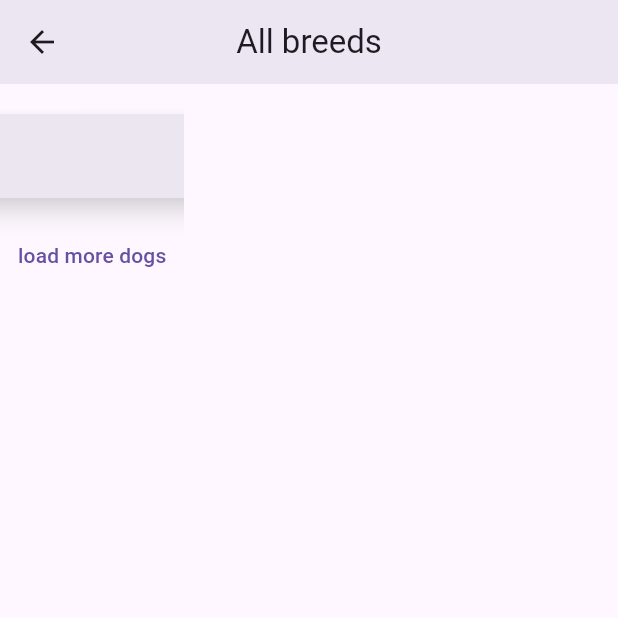
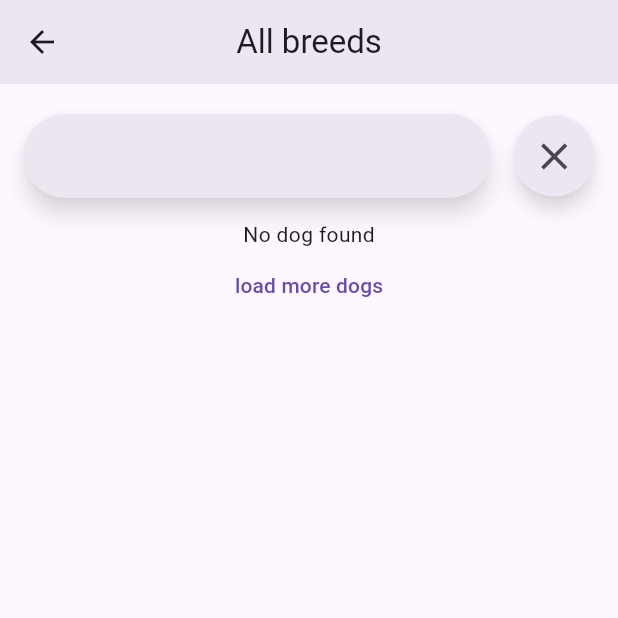
Before and after one commit to Khanhs3043/GeeOhDee, a Flutter app: the HomeScreen screen opened directly, after a tap on "Breeds", on a phone screen of 412 x 824 dp, the top half of it. Run offline on Flutter 3.47's test engine with Material 3 defaults, Android fonts, the phone set to English and light mode, and no system bars; our stand-ins replace carousel_slider, firebase_auth, firebase_core, sqflite; accounts and stored records are empty; network calls fail; statements that could not run were skipped.

Commit message:
add search on breedsScreen

```diff
--- a/chos/lib/screens/breedsScreen.dart
+++ b/chos/lib/screens/breedsScreen.dart
@@ -12,10 +12,24 @@ class BreedsScreen extends StatefulWidget {
 }
 class _BreedsScreenState extends State<BreedsScreen> {
   List<Dog>? dogs= [];
+  List<Dog> searchList = [];
+  var searchController = TextEditingController();
   @override
   void initState() {
     dogs = Provider.of<UserProvider>(context,listen: false).listDog;
+    search('');
     super.initState();
+  }
+  void search(String query){
+    if(query.isEmpty) {
+      setState(() {
+        searchList= dogs!;
+      });
+    } else {
+      setState(() {
+        searchList = dogs!.where((e) => e.name!.toLowerCase().contains(query.toLowerCase())).toList();
+      });
+    }
   }
   @override
   Widget build(BuildContext context) {
@@ -34,8 +48,10 @@ class _BreedsScreenState extends State<BreedsScreen> {
               padding: const EdgeInsets.only(top:90,bottom: 30),
               child: Column(
                 children: [
-                  Column(
-                    children: dogs!.map((dog) => BreedItem(dog: dog,)).toList(),
+                  searchList.isEmpty?
+                  Center(child:Text('No dog found'))
+                      :Column(
+                    children: searchList!.map((dog) => BreedItem(dog: dog,)).toList(),
                   ),
                   TextButton(onPressed: ()async{
                     await provider.getMoreDogs();
@@ -53,18 +69,27 @@ class _BreedsScreenState extends State<BreedsScreen> {
                   SizedBox(
                     width: MediaQuery.sizeOf(context).width-100,
                       child: SearchBar(
+                        controller: searchController,
                         shadowColor: MaterialStatePropertyAll(Colors.black.withOpacity(0.6)),
+                        onChanged: (query){
+                          search(query);
+                        },
                       )),
                   const SizedBox(width: 15,),
                   IconButton(
-                      onPressed: (){},
+                      onPressed: (){
+                        searchController.text = '';
+                        setState(() {
+                          search('');
+                        });
+                      },
                       style: ButtonStyle(
                         backgroundColor: MaterialStatePropertyAll(Color(0xffece6f3)),
                         shadowColor: MaterialStatePropertyAll(Colors.black.withOpacity(0.6)),
                         elevation: MaterialStatePropertyAll(5)
                       ),
                       padding: EdgeInsets.all(12),
-                      icon: Icon(Icons.search,size: 30,))
+                      icon: Icon(Icons.clear,size: 30,))
                 ],
               ),
             )
--- a/chos/lib/services/dogService.dart
+++ b/chos/lib/services/dogService.dart
@@ -32,6 +32,18 @@ class DogService {
       return imageUrl;
     }
   }
+  static Future<List<Dog>?> searchDogByName(String query)async{
+    var url = Uri.parse('https://api.thedogapi.com/v1/breeds/search?q=$query');
+    var response = await http.get(url);
+    if (response.statusCode == 200) {
+      var data = jsonDecode(response.body);
+      List<Dog>? dogs = data.map((json) => Dog.fromJson(json)).toList();
+      return dogs;
+    } else {
+      throw Exception('Failed to load dog breeds');
+    }
+  }
+
   static Future<List<String>> getPicAboutBreed(int breedId) async {
     var url = Uri.parse('https://api.thedogapi.com/v1/images/search?breed_id=$breedId&limit=5');
     var response = await http.get(url);
```
